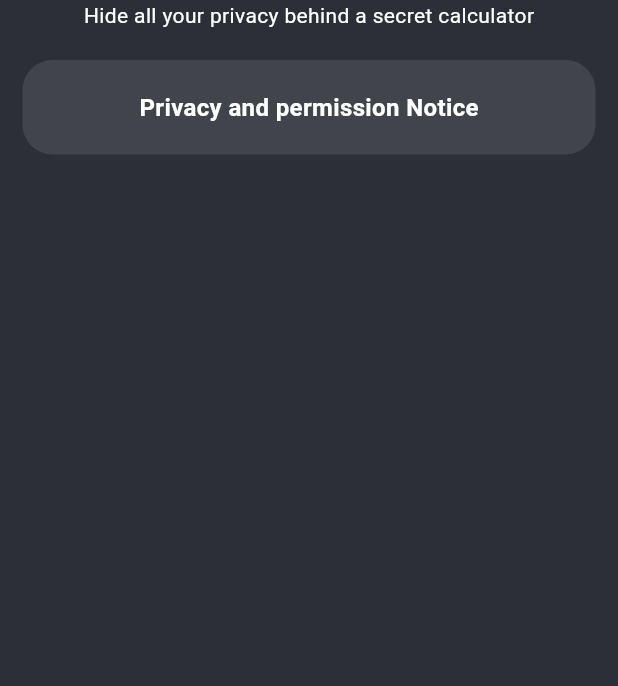
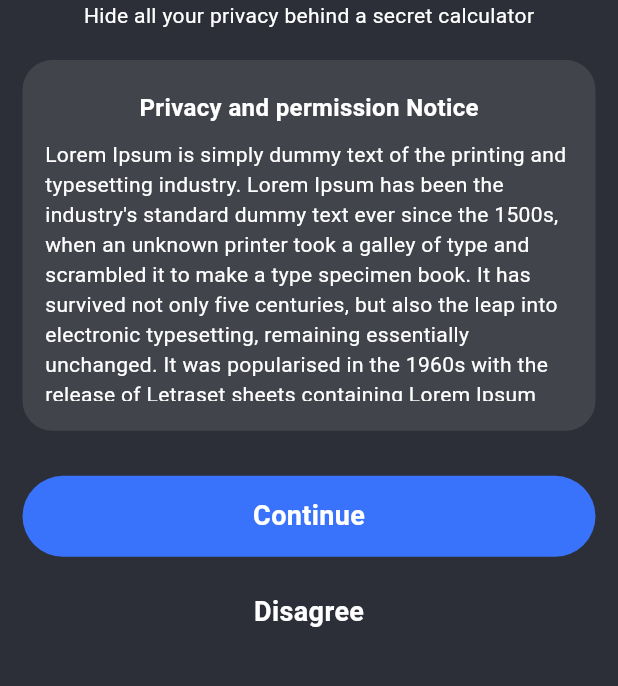
Before and after one commit to Ibrahim-K98han/vault, a Flutter app: the screen it shows after launch, on a phone screen of 412 x 824 dp, the part 447-1133 px from its top. Run offline on Flutter 3.47's test engine with Material 3 defaults, Android fonts, the phone set to English and light mode, and no system bars; our stand-ins replace get.

Commit message:
get started screen done

```diff
--- a/lib/views/GetStarted/get_started_screen.dart
+++ b/lib/views/GetStarted/get_started_screen.dart
@@ -1,7 +1,12 @@
 import 'dart:ui';
 
 import 'package:flutter/material.dart';
+import 'package:flutter/services.dart';
+import 'package:get/get.dart';
+import 'package:vault/utils/colors.dart';
 import 'package:vault/utils/config.dart';
+import 'package:vault/views/CalculatorScreen/calculator_screen.dart';
+import 'package:vault/widgets/custom_button.dart';
 
 class GetStartedScreen extends StatefulWidget {
   const GetStartedScreen({super.key});
@@ -13,6 +18,7 @@ class GetStartedScreen extends StatefulWidget {
 class _GetStartedScreenState extends State<GetStartedScreen> {
   @override
   Widget build(BuildContext context) {
+    final size = MediaQuery.sizeOf(context);
     return Scaffold(
       body: Padding(
         padding: const EdgeInsets.all(15),
@@ -47,6 +53,7 @@ class _GetStartedScreenState extends State<GetStartedScreen> {
               ),
               Container(
                 width: double.infinity,
+                height: size.height * .3,
                 padding: const EdgeInsets.symmetric(
                   vertical: 20,
                   horizontal: 15,
@@ -55,7 +62,8 @@ class _GetStartedScreenState extends State<GetStartedScreen> {
                   color: Colors.white.withOpacity(.1),
                   borderRadius: BorderRadius.circular(20),
                 ),
-                child: const Column(
+                child: const SingleChildScrollView(
+                  child: Column(
                     children: [
                       Text(
                         AppConfig.privacyNotice,
@@ -64,10 +72,73 @@ class _GetStartedScreenState extends State<GetStartedScreen> {
                           fontWeight: FontWeight.w600,
                           fontSize: 16,
                         ),
-                    )
+                      ),
+                      SizedBox(
+                        height: 10,
+                      ),
+                      Text(
+                        '''Lorem Ipsum is simply dummy text of the printing and typesetting industry. Lorem Ipsum has been the industry's standard dummy text ever since the 1500s, when an unknown printer took a galley of type and scrambled it to make a type specimen book. It has survived not only five centuries, but also the leap into electronic typesetting, remaining essentially unchanged. It was popularised in the 1960s with the release of Letraset sheets containing Lorem Ipsum passages, and more recently with desktop publishing software like Aldus PageMaker including versions of Lorem Ipsum.''',
+                        style: TextStyle(color: Colors.white),
+                      ),
                     ],
                   ),
-              )
+                ),
+              ),
+              const SizedBox(
+                height: 30,
+              ),
+              CustomButton(
+                title: 'Continue',
+                onTap: () => Get.offAll(
+                  () => const CalculatorScreen(),
+                ),
+              ),
+              const SizedBox(
+                height: 10,
+              ),
+              CustomButton(
+                backgroundColor: Colors.transparent,
+                title: 'Disagree',
+                onTap: () {
+                  Get.defaultDialog(
+                      backgroundColor: AppColors.secondary,
+                      title:
+                          'If disagree, you will not able to use ${AppConfig.appName}',
+                      titleStyle: const TextStyle(
+                        color: Colors.white,
+                      ),
+                      content: const Text(
+                        'Privacy and policy',
+                        style: TextStyle(
+                          color: Colors.white,
+                        ),
+                      ),
+                      actions: [
+                        TextButton(
+                          onPressed: () {
+                            SystemNavigator.pop();
+                          },
+                          child: Text(
+                            'Quit',
+                            style: TextStyle(
+                              color: Colors.white.withOpacity(.5),
+                            ),
+                          ),
+                        ),
+                        TextButton(
+                          onPressed: () => Get.offAll(
+                            () => const CalculatorScreen(),
+                          ),
+                          child: const Text(
+                            'Continue',
+                            style: TextStyle(
+                              color: AppColors.primary,
+                            ),
+                          ),
+                        ),
+                      ]);
+                },
+              ),
             ],
           ),
         ),
--- /dev/null
+++ b/lib/widgets/custom_button.dart
@@ -0,0 +1,41 @@
+import 'package:flutter/material.dart';
+import 'package:vault/utils/colors.dart';
+
+class CustomButton extends StatelessWidget {
+  CustomButton({
+    super.key,
+    required this.title,
+    this.onTap,
+    this.backgroundColor
+  });
+
+  final String title;
+  final void Function()? onTap;
+  final Color? backgroundColor;
+
+  @override
+  Widget build(BuildContext context) {
+    final size = MediaQuery.sizeOf(context);
+    return GestureDetector(
+      onTap: onTap,
+      child: Container(
+        width: size.width,
+        padding: const EdgeInsets.symmetric(vertical: 14),
+        decoration: BoxDecoration(
+          color: backgroundColor ?? AppColors.primary,
+          borderRadius: BorderRadius.circular(40),
+        ),
+        child: Center(
+          child: Text(
+            title,
+            style: const TextStyle(
+              color: Colors.white,
+              fontWeight: FontWeight.bold,
+              fontSize: 18,
+            ),
+          ),
+        ),
+      ),
+    );
+  }
+}
```
Also changed, not shown: lib/views/CalculatorScreen/calculator_screen.dart (added, +15 -0 lines). Lines whose indentation alone changed are shown as unchanged.
